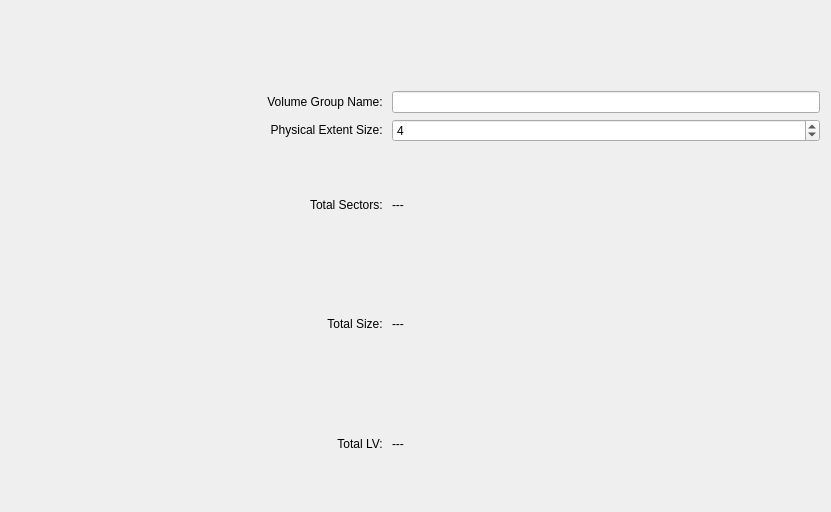
Qt form src/gui/volumewidgetbase.ui (KDE/partitionmanager) before a commit.
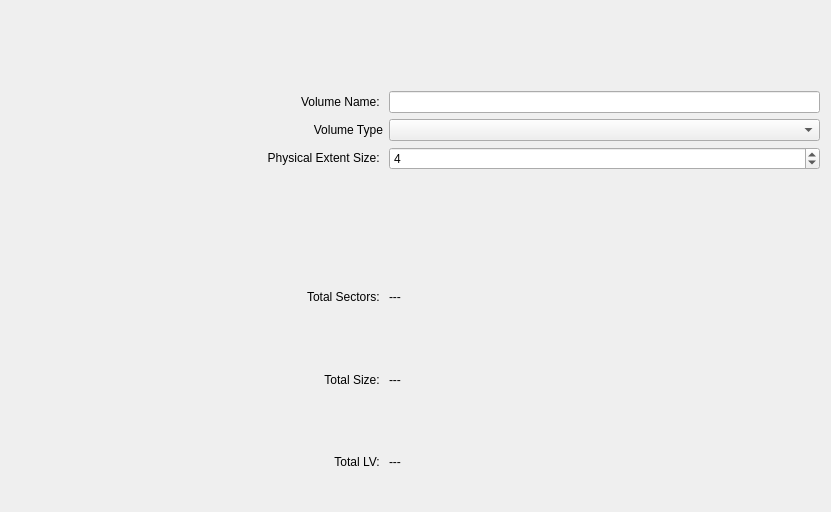
The same form after that commit. Custom widgets are drawn as their Qt base class.

Commit message: Add volume type ComboBox to VolumeWidget

The edit to the form file:
```diff
--- a/src/gui/volumewidgetbase.ui
+++ b/src/gui/volumewidgetbase.ui
@@ -20,7 +20,20 @@
    <string>Form</string>
   </property>
   <layout class="QGridLayout" name="gridLayout">
-   <item row="6" column="2">
+   <item row="8" column="1">
+    <widget class="QLabel" name="m_LabelTextTotalLV">
+     <property name="text">
+      <string>Total LV: </string>
+     </property>
+     <property name="alignment">
+      <set>Qt::AlignRight|Qt::AlignTrailing|Qt::AlignVCenter</set>
+     </property>
+     <property name="textInteractionFlags">
+      <set>Qt::LinksAccessibleByMouse|Qt::TextSelectableByKeyboard|Qt::TextSelectableByMouse</set>
+     </property>
+    </widget>
+   </item>
+   <item row="8" column="2">
     <widget class="QLabel" name="m_LabelTotalLV">
      <property name="text">
       <string>---</string>
@@ -30,7 +43,50 @@
      </property>
     </widget>
    </item>
-   <item row="5" column="2">
+   <item row="2" column="2">
+    <layout class="QVBoxLayout" name="verticalLayout_2">
+     <item>
+      <widget class="QLineEdit" name="m_EditVGName"/>
+     </item>
+    </layout>
+   </item>
+   <item row="6" column="1">
+    <widget class="QLabel" name="m_LabelTextTotalSectors">
+     <property name="text">
+      <string>Total Sectors: </string>
+     </property>
+     <property name="alignment">
+      <set>Qt::AlignRight|Qt::AlignTrailing|Qt::AlignVCenter</set>
+     </property>
+     <property name="textInteractionFlags">
+      <set>Qt::LinksAccessibleByMouse|Qt::TextSelectableByKeyboard|Qt::TextSelectableByMouse</set>
+     </property>
+    </widget>
+   </item>
+   <item row="7" column="1">
+    <widget class="QLabel" name="m_LabelTextTotalSize">
+     <property name="text">
+      <string>Total Size: </string>
+     </property>
+     <property name="alignment">
+      <set>Qt::AlignRight|Qt::AlignTrailing|Qt::AlignVCenter</set>
+     </property>
+     <property name="textInteractionFlags">
+      <set>Qt::LinksAccessibleByMouse|Qt::TextSelectableByKeyboard|Qt::TextSelectableByMouse</set>
+     </property>
+    </widget>
+   </item>
+   <item row="2" column="0" rowspan="7">
+    <widget class="ListPhysicalVolumes" name="m_ListPV" native="true">
+     <property name="minimumSize">
+      <size>
+       <width>250</width>
+       <height>400</height>
+      </size>
+     </property>
+    </widget>
+   </item>
+   <item row="7" column="2">
     <widget class="QLabel" name="m_LabelTotalSize">
      <property name="text">
       <string>---</string>
@@ -65,27 +121,10 @@
      </property>
     </widget>
    </item>
-   <item row="2" column="0" rowspan="5">
-    <widget class="ListPhysicalVolumes" name="m_ListPV" native="true">
-     <property name="minimumSize">
-      <size>
-       <width>250</width>
-       <height>400</height>
-      </size>
-     </property>
-    </widget>
-   </item>
-   <item row="2" column="2">
-    <layout class="QVBoxLayout" name="verticalLayout_2">
-     <item>
-      <widget class="QLineEdit" name="m_EditVGName"/>
-     </item>
-    </layout>
-   </item>
-   <item row="4" column="1">
-    <widget class="QLabel" name="m_LabelTextTotalSectors">
+   <item row="2" column="1">
+    <widget class="QLabel" name="m_LabelTextVGName">
      <property name="text">
-      <string>Total Sectors: </string>
+      <string>Volume Name: </string>
      </property>
      <property name="alignment">
       <set>Qt::AlignRight|Qt::AlignTrailing|Qt::AlignVCenter</set>
@@ -95,7 +134,17 @@
      </property>
     </widget>
    </item>
-   <item row="3" column="2">
+   <item row="6" column="2">
+    <widget class="QLabel" name="m_LabelTotalSectors">
+     <property name="text">
+      <string>---</string>
+     </property>
+     <property name="textInteractionFlags">
+      <set>Qt::LinksAccessibleByMouse|Qt::TextSelectableByKeyboard|Qt::TextSelectableByMouse</set>
+     </property>
+    </widget>
+   </item>
+   <item row="4" column="2">
     <layout class="QVBoxLayout" name="verticalLayout">
      <item>
       <widget class="QSpinBox" name="m_SpinPESize">
@@ -106,46 +155,7 @@
      </item>
     </layout>
    </item>
-   <item row="6" column="1">
-    <widget class="QLabel" name="m_LabelTextTotalLV">
-     <property name="text">
-      <string>Total LV: </string>
-     </property>
-     <property name="alignment">
-      <set>Qt::AlignRight|Qt::AlignTrailing|Qt::AlignVCenter</set>
-     </property>
-     <property name="textInteractionFlags">
-      <set>Qt::LinksAccessibleByMouse|Qt::TextSelectableByKeyboard|Qt::TextSelectableByMouse</set>
-     </property>
-    </widget>
-   </item>
-   <item row="5" column="1">
-    <widget class="QLabel" name="m_LabelTextTotalSize">
-     <property name="text">
-      <string>Total Size: </string>
-     </property>
-     <property name="alignment">
-      <set>Qt::AlignRight|Qt::AlignTrailing|Qt::AlignVCenter</set>
-     </property>
-     <property name="textInteractionFlags">
-      <set>Qt::LinksAccessibleByMouse|Qt::TextSelectableByKeyboard|Qt::TextSelectableByMouse</set>
-     </property>
-    </widget>
-   </item>
-   <item row="2" column="1">
-    <widget class="QLabel" name="m_LabelTextVGName">
-     <property name="text">
-      <string>Volume Group Name: </string>
-     </property>
-     <property name="alignment">
-      <set>Qt::AlignRight|Qt::AlignTrailing|Qt::AlignVCenter</set>
-     </property>
-     <property name="textInteractionFlags">
-      <set>Qt::LinksAccessibleByMouse|Qt::TextSelectableByKeyboard|Qt::TextSelectableByMouse</set>
-     </property>
-    </widget>
-   </item>
-   <item row="3" column="1">
+   <item row="4" column="1">
     <widget class="QLabel" name="m_LabelTextPESize">
      <property name="text">
       <string>Physical Extent Size: </string>
@@ -158,16 +168,23 @@
      </property>
     </widget>
    </item>
-   <item row="4" column="2">
-    <widget class="QLabel" name="m_LabelTotalSectors">
+   <item row="3" column="1">
+    <widget class="QLabel" name="m_LabelTextVolumeType">
      <property name="text">
-      <string>---</string>
+      <string>Volume Type</string>
      </property>
-     <property name="textInteractionFlags">
-      <set>Qt::LinksAccessibleByMouse|Qt::TextSelectableByKeyboard|Qt::TextSelectableByMouse</set>
+     <property name="alignment">
+      <set>Qt::AlignRight|Qt::AlignTrailing|Qt::AlignVCenter</set>
      </property>
     </widget>
    </item>
+   <item row="3" column="2">
+    <layout class="QVBoxLayout" name="verticalLayout_4">
+     <item>
+      <widget class="QComboBox" name="m_ComboVolumeType"/>
+     </item>
+    </layout>
+   </item>
   </layout>
  </widget>
  <customwidgets>
```
The commit also changes 1 other file.
